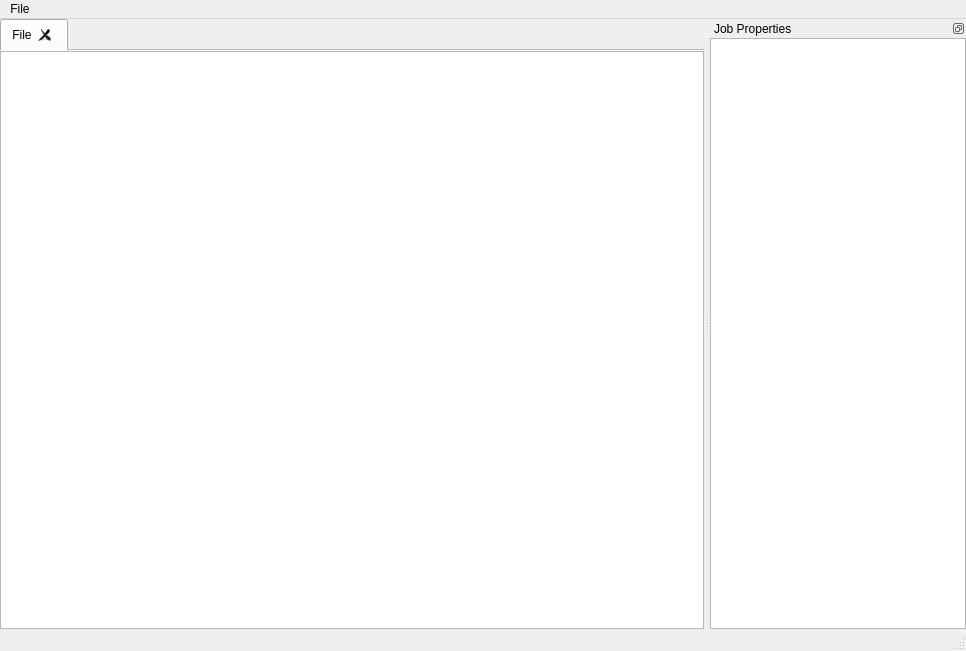
Qt form ui/mainwindow.ui (jepaynedev/MailPrep) before a commit.
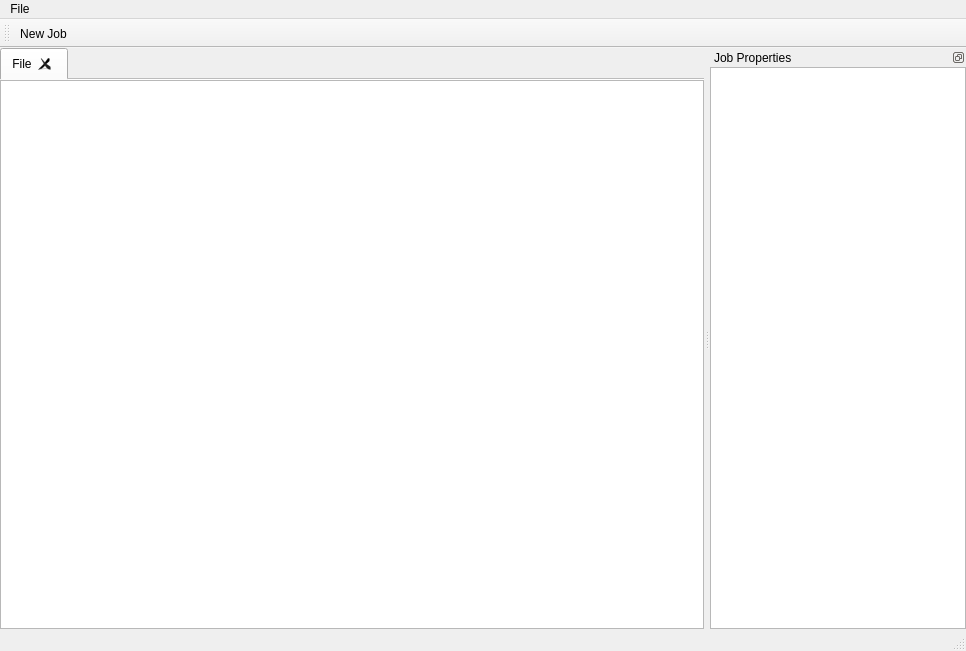
The same form after that commit.

Commit message: Add toolbar to main window

```diff
--- a/ui/mainwindow.ui
+++ b/ui/mainwindow.ui
@@ -136,6 +136,18 @@
     </layout>
    </widget>
   </widget>
+  <widget class="QToolBar" name="toolBar">
+   <property name="windowTitle">
+    <string>toolBar</string>
+   </property>
+   <attribute name="toolBarArea">
+    <enum>TopToolBarArea</enum>
+   </attribute>
+   <attribute name="toolBarBreak">
+    <bool>false</bool>
+   </attribute>
+   <addaction name="actionNewJob"/>
+  </widget>
   <action name="actionExit">
    <property name="text">
     <string>E&amp;xit</string>
```
